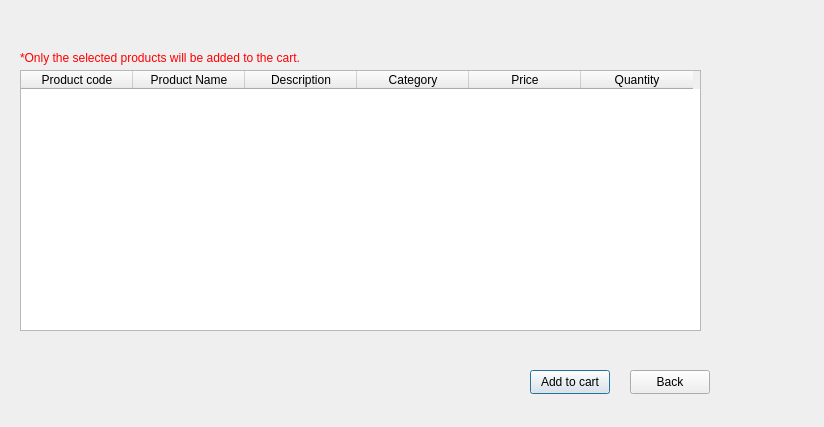
Old version of the form ProductsScreen.ui in the repository Usman-Rizwan04/Ecommerce-store-cpp.
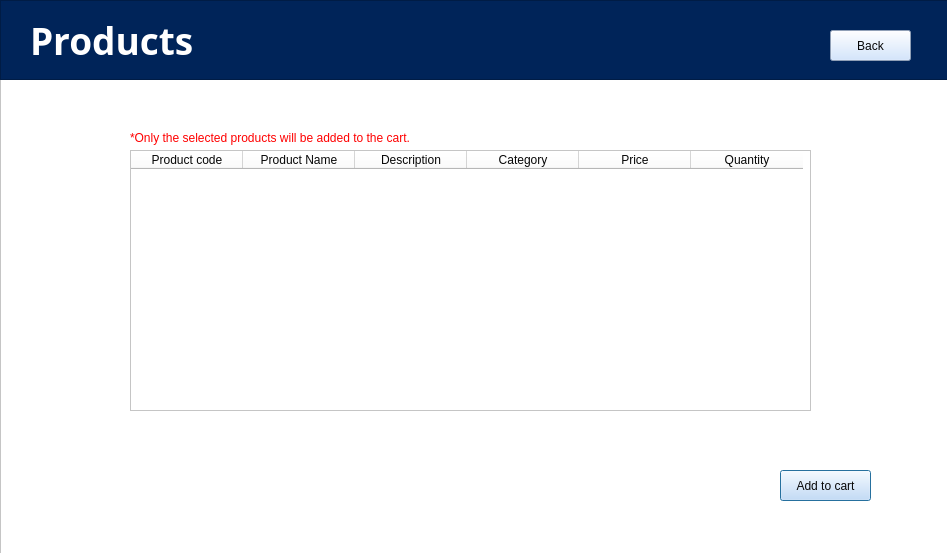
New version of the form.

What changed in the file:
```diff
--- a/ProductsScreen.ui
+++ b/ProductsScreen.ui
@@ -6,22 +6,60 @@
    <rect>
     <x>0</x>
     <y>0</y>
-    <width>824</width>
-    <height>427</height>
+    <width>947</width>
+    <height>553</height>
    </rect>
   </property>
   <property name="windowTitle">
    <string>Dialog</string>
   </property>
+  <widget class="QFrame" name="frame">
+   <property name="geometry">
+    <rect>
+     <x>0</x>
+     <y>0</y>
+     <width>951</width>
+     <height>561</height>
+    </rect>
+   </property>
+   <property name="styleSheet">
+    <string notr="true">background-color: rgb(255, 255, 255);</string>
+   </property>
+   <property name="frameShape">
+    <enum>QFrame::Shape::StyledPanel</enum>
+   </property>
+   <property name="frameShadow">
+    <enum>QFrame::Shadow::Raised</enum>
+   </property>
+   <widget class="QPushButton" name="cartButton">
+    <property name="geometry">
+     <rect>
+      <x>780</x>
+      <y>470</y>
+      <width>91</width>
+      <height>31</height>
+     </rect>
+    </property>
+    <property name="styleSheet">
+     <string notr="true">color: rgb(8, 8, 8);
+background-color: rgb(200, 223, 255);</string>
+    </property>
+    <property name="text">
+     <string>Add to cart</string>
+    </property>
+   </widget>
   <widget class="QTableWidget" name="productsTable">
    <property name="geometry">
     <rect>
-     <x>20</x>
-     <y>70</y>
+      <x>130</x>
+      <y>150</y>
      <width>681</width>
      <height>261</height>
     </rect>
    </property>
+    <property name="styleSheet">
+     <string notr="true">color: rgb(7, 7, 7);</string>
+    </property>
    <property name="editTriggers">
     <set>QAbstractItemView::EditTrigger::NoEditTriggers</set>
    </property>
@@ -71,37 +109,11 @@
     </property>
    </column>
   </widget>
-  <widget class="QPushButton" name="cartButton">
-   <property name="geometry">
-    <rect>
-     <x>530</x>
-     <y>370</y>
-     <width>80</width>
-     <height>24</height>
-    </rect>
-   </property>
-   <property name="text">
-    <string>Add to cart</string>
-   </property>
-  </widget>
-  <widget class="QPushButton" name="backButton">
-   <property name="geometry">
-    <rect>
-     <x>630</x>
-     <y>370</y>
-     <width>80</width>
-     <height>24</height>
-    </rect>
-   </property>
-   <property name="text">
-    <string>Back</string>
-   </property>
-  </widget>
   <widget class="QLabel" name="label">
    <property name="geometry">
     <rect>
-     <x>20</x>
-     <y>50</y>
+      <x>130</x>
+      <y>130</y>
      <width>281</width>
      <height>16</height>
     </rect>
@@ -117,6 +129,66 @@
    <property name="text">
     <string>*Only the selected products will be added to the cart.</string>
    </property>
+   </widget>
+   <widget class="QFrame" name="frame_2">
+    <property name="geometry">
+     <rect>
+      <x>0</x>
+      <y>0</y>
+      <width>951</width>
+      <height>80</height>
+     </rect>
+    </property>
+    <property name="styleSheet">
+     <string notr="true">background-color: rgb(0, 36, 89);</string>
+    </property>
+    <property name="frameShape">
+     <enum>QFrame::Shape::StyledPanel</enum>
+    </property>
+    <property name="frameShadow">
+     <enum>QFrame::Shadow::Raised</enum>
+    </property>
+    <widget class="QLabel" name="label_2">
+     <property name="geometry">
+      <rect>
+       <x>30</x>
+       <y>20</y>
+       <width>171</width>
+       <height>41</height>
+      </rect>
+     </property>
+     <property name="font">
+      <font>
+       <family>Rockwell</family>
+       <pointsize>28</pointsize>
+       <bold>true</bold>
+      </font>
+     </property>
+     <property name="styleSheet">
+      <string notr="true">color: rgb(255, 255, 255);</string>
+     </property>
+     <property name="text">
+      <string>Products</string>
+     </property>
+    </widget>
+    <widget class="QPushButton" name="backButton">
+     <property name="geometry">
+      <rect>
+       <x>830</x>
+       <y>30</y>
+       <width>81</width>
+       <height>31</height>
+      </rect>
+     </property>
+     <property name="styleSheet">
+      <string notr="true">color: rgb(8, 8, 8);
+background-color: rgb(200, 223, 255);</string>
+     </property>
+     <property name="text">
+      <string>Back</string>
+     </property>
+    </widget>
+   </widget>
   </widget>
  </widget>
  <resources/>
```
Lines whose indentation alone changed are shown as unchanged.
